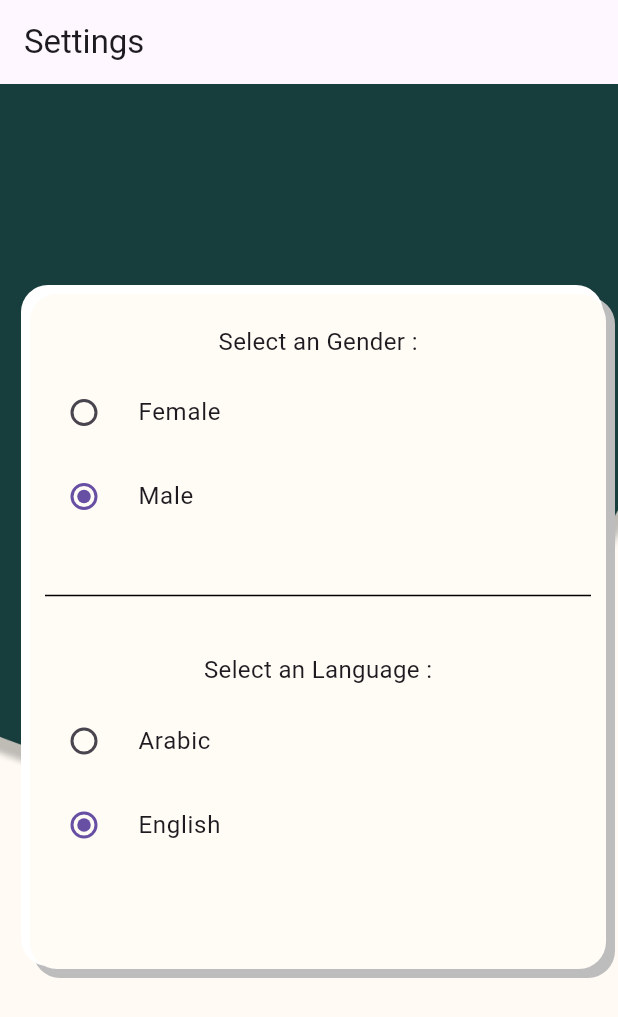
After one commit to Abdelrhmanabass/cash, a Flutter app: the Setting screen opened by its route, on a phone screen of 412 x 824 dp. The commit adds this screen. Shown: the top 1017 px of the screen. Run offline on Flutter 3.47's test engine with Material 3 defaults, Android fonts, the phone set to English and light mode, and no system bars; our stand-ins replace audioplayers, go_router, image_picker.

Commit message:
updated 3

```diff
--- a/assets/labels.txt
+++ /dev/null
@@ -1,6 +0,0 @@
-1 100Egp
-2 10Egp
-3 200Egp
-4 20Egp
-5 50Egp
-6 5Egp
--- a/lib/Screens/splash.dart
+++ b/lib/Screens/splash.dart
@@ -16,7 +16,7 @@ class _MySplachState extends State<MySplach> {
   void initState() {
     // TODO: implement initState
 
-    Timer(const Duration(seconds: 3), () {
+    Timer(const Duration(seconds: 2), () {
         GoRouter.of(context).push('/hello');
     });
     super.initState();
@@ -26,7 +26,7 @@ class _MySplachState extends State<MySplach> {
   Widget build(BuildContext context) {
     return   Scaffold(
         body: Center(
-          child: Image.asset(Assets.logo),
+          child: Image.asset(Assets.imagesLogo),
         ),
       );
   }
--- /dev/null
+++ b/lib/Screens/voice.dart
@@ -0,0 +1,126 @@
+import 'package:demo/provider/SettingsProvider.dart';
+import 'package:flutter/material.dart';
+import 'package:provider/provider.dart';
+
+class Setting extends StatefulWidget {
+  const Setting({super.key});
+
+  @override
+  State<Setting> createState() => _SettingState();
+}
+
+class _SettingState extends State<Setting> {
+
+  @override
+  Widget build(BuildContext context) {
+    return Scaffold(
+        appBar: AppBar(
+          title: const Text('Settings'),
+        ),
+        body: Stack(
+          children: [
+            Container(
+              decoration: const BoxDecoration(
+                image: DecorationImage(
+                    image: AssetImage('assets/images/Home.jpg'),
+                    fit: BoxFit.cover),
+              ),
+            ),
+            Padding(
+              padding: const EdgeInsets.only(top: 140, left: 20, right: 8),
+              child: Container(
+                height: 450,
+                decoration: BoxDecoration(
+                  color: const Color(0xffFFFBF5),
+                  boxShadow: [
+                    BoxShadow(
+                      color: Colors.grey.shade400,
+                      offset: const Offset(4.0, 4.0),
+                      spreadRadius: 2,
+                    ),
+                    const BoxShadow(
+                      color: Colors.white,
+                      offset: Offset(-4.0, -4.0), // changes position of shadow
+                      spreadRadius: 2, // Spread radius
+                    ),
+                  ],
+                  borderRadius: const BorderRadius.all(Radius.circular(18)),
+                ),
+                child: Column(
+                  children: [
+                    Padding(
+                      padding: const EdgeInsets.only(top: 20,bottom: 30),
+                      child: Column(
+                        children: [
+                          const Text(
+                            'Select an Gender :',
+                            style: TextStyle(fontSize: 16),
+                          ),
+                          const SizedBox(height: 8),
+                          RadioListTile<String>(
+                            title: const Text('Female'),
+                            value: 'Female',
+                            autofocus: true,
+                            groupValue: Provider.of<SettingsProvider>(context).pickedGender,
+                            onChanged: (value) {
+                              Provider.of<SettingsProvider>(context, listen: false)
+                                  .setPickedGender(value!);
+                            },
+                          ),
+                          RadioListTile<String>(
+                            title: const Text('Male'),
+                            value: 'Male',
+                            groupValue: Provider.of<SettingsProvider>(context).pickedGender,
+                            onChanged: (value) {
+                              Provider.of<SettingsProvider>(context, listen: false)
+                                  .setPickedGender(value!);
+                            },
+                          ),
+                        ],
+                      ),
+                    ),
+                    const Divider(
+                      color: Colors.black,
+                      thickness: 1,
+                      endIndent: 10,
+                      indent: 10,
+                    ),
+                    Padding(
+                      padding: const EdgeInsets.only(top: 30),
+                      child: Column(
+                        children: [
+                          const Text(
+                            'Select an Language :',
+                            style: TextStyle(fontSize: 16),
+                          ),
+                          const SizedBox(height: 8),
+                          RadioListTile<String>(
+                            title: const Text('Arabic'),
+                            value: 'Arabic',
+                            autofocus: true,
+                            groupValue: Provider.of<SettingsProvider>(context).pickedLanguage,
+                            onChanged: (value) {
+                              Provider.of<SettingsProvider>(context, listen: false)
+                                  .setPickedLanguage(value!);
+                            },
+                          ),
+                          RadioListTile<String>(
+                            title: const Text('English'),
+                            value: 'English',
+                            groupValue: Provider.of<SettingsProvider>(context).pickedLanguage,
+                            onChanged: (value) {
+                              Provider.of<SettingsProvider>(context, listen: false)
+                                  .setPickedLanguage(value!);
+                            },
+                          ),
+                        ],
+                      ),
+                    )
+                  ],
+                ),
+              ),
+            ),
+          ],
+        ));
+  }
+}
--- a/lib/core/routes/app_route.dart
+++ b/lib/core/routes/app_route.dart
@@ -3,6 +3,8 @@ import 'package:go_router/go_router.dart';
 import '../../Screens/splash.dart';
 import '../../Screens/hello.dart';
 import 'dart:io';
+
+import '../../Screens/voice.dart';
 late File _image;
 List _predictions = [];
 final GoRouter router = GoRouter(routes: [
@@ -17,8 +19,13 @@ final GoRouter router = GoRouter(routes: [
   ),
 
   GoRoute(
-      path: "/camera",
+      path: "/result",
       builder: (context, state) => result(_image,_predictions) ,
+  ),
+
+  GoRoute(
+    path: "/Settings",
+    builder: (context, state) => const Setting() ,
   )
 
 ]);
--- a/lib/cubit/result_cubit/result_states.dart
+++ /dev/null
@@ -1,5 +0,0 @@
-abstract class resultStates {}
-
-class resultLoadingState extends resultStates {}
-class resultSuccessState extends resultStates {}
-class resultFailedState extends resultStates {}
--- /dev/null
+++ b/lib/provider/SettingsProvider.dart
@@ -0,0 +1,19 @@
+import 'package:flutter/material.dart';
+
+class SettingsProvider with ChangeNotifier {
+  String _selectedGenderValue = 'Male'; // Default gender
+  String _selectedLanguageValue = 'English'; // Default language
+
+  String get pickedGender => _selectedGenderValue;
+  String get pickedLanguage => _selectedLanguageValue;
+
+  void setPickedGender(String gender) {
+    _selectedGenderValue = gender;
+    notifyListeners(); // Notify listeners of the change
+  }
+
+  void setPickedLanguage(String language) {
+    _selectedLanguageValue = language;
+    notifyListeners(); // Notify listeners of the change
+  }
+}
```
Also changed, not shown: assets/models/labels.txt (added, +7 -0 lines), lib/Screens/hello.dart (+42 -34 lines), lib/Screens/result.dart (+4 -4 lines), lib/cubit/result_cubit/result_cubit.dart (deleted, +0 -21 lines), lib/main.dart (+9 -1 lines), pubspec.yaml (+6 -20 lines), lib/generated/assets.dart, pubspec.lock (deleted), 5 other files.
